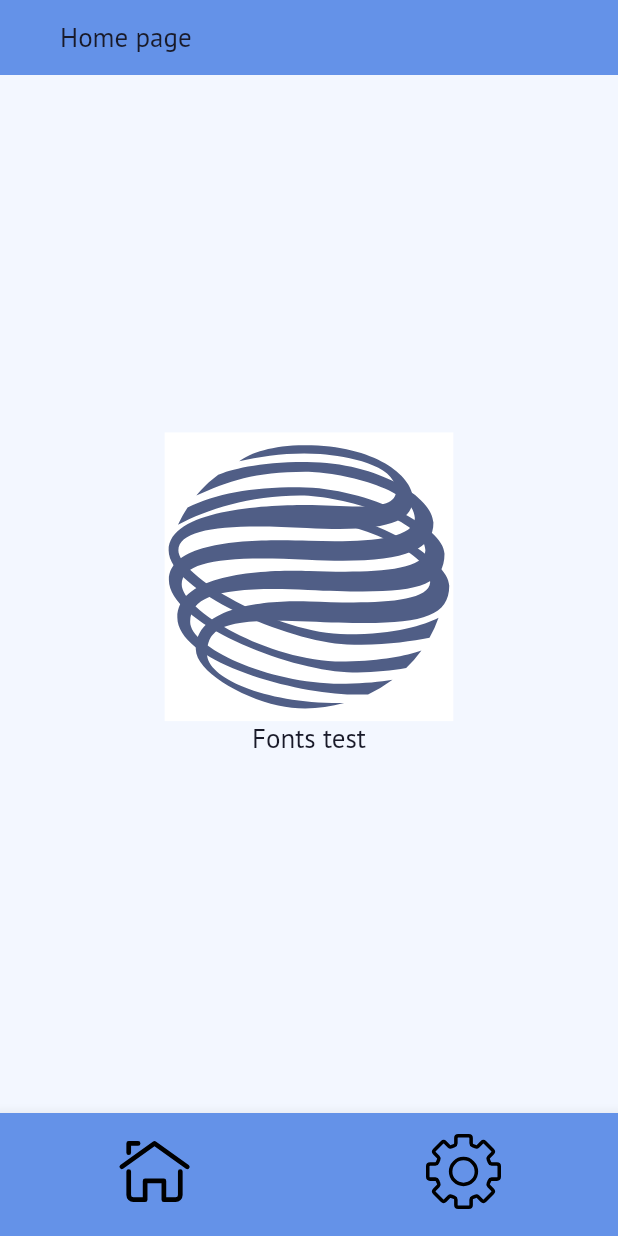
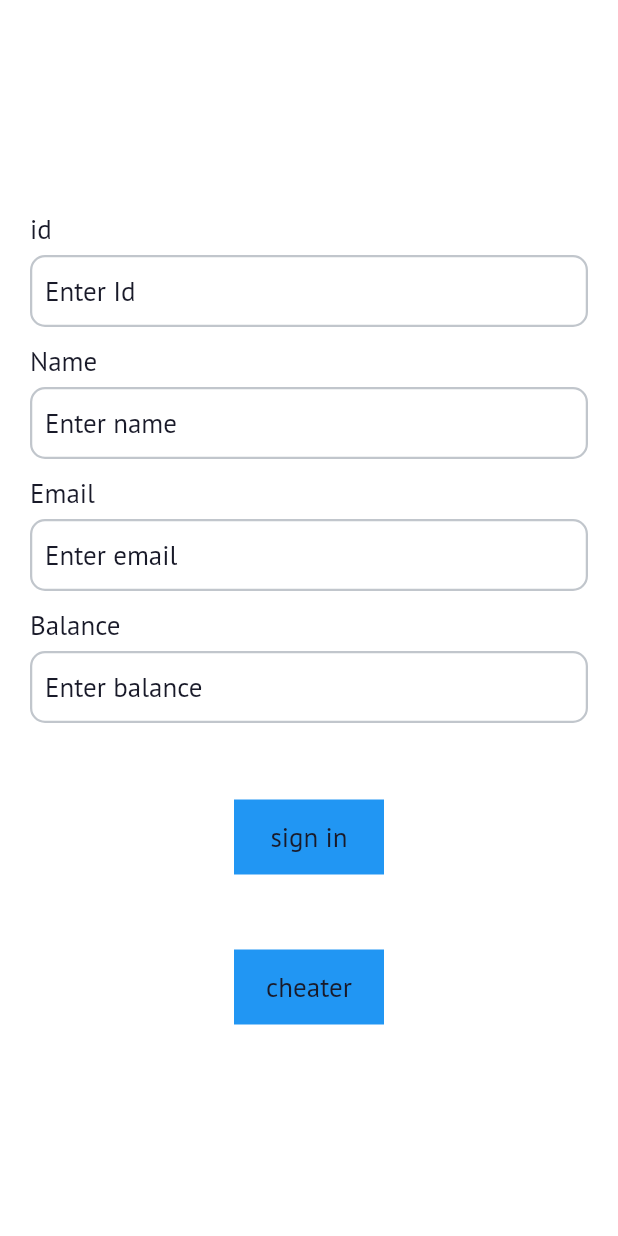
Before and after one commit to govorun8/blocnod_smart_contracts_ui, a Flutter app: the screen it shows after launch, on a phone screen of 412 x 824 dp. Run offline on Flutter 3.47's test engine with Material 2 defaults, Android fonts, the light colour scheme and no system bars; our stand-ins replace dio, equatable, flutter_bloc, flutter_svg, freezed_annotation, get_it and 2 more.

Commit message:
add locale changer and sign in page

```diff
--- a/lib/l10n/intl_en.arb
+++ b/lib/l10n/intl_en.arb
@@ -40,5 +40,16 @@
     "payment_after": "Payment after delivery",
     "prepayment_amount": "Prepayment amount",
     "hint_prepayment_amount": "Enter prepayment amount",
-    "conract_confirmation": "Contract confirmation"
+    "conract_confirmation": "Contract confirmation",
+    "id": "Id",
+    "id_hint": "Enter Id",
+    "name": "Name",
+    "name_hint": "Enter name",
+    "email": "Email",
+    "email_hint": "Enter email",
+    "balance": "Balance",
+    "balance_hint": "Enter balance",
+    "ru": "Russian",
+    "en": "English",
+    "select_language": "Select language"
 }
--- a/lib/l10n/intl_ru.arb
+++ b/lib/l10n/intl_ru.arb
@@ -40,5 +40,16 @@
     "payment_after": "Оплата по факту",
     "prepayment_amount": "Размер предоплаты",
     "hint_prepayment_amount": "Введите размер предоплаты",
-    "conract_confirmation": "Подтверждение контракта"
+    "conract_confirmation": "Подтверждение контракта",
+    "id": "Id",
+    "id_hint": "Введите Id",
+    "name": "Имя",
+    "name_hint": "Введите имя",
+    "email": "Почта",
+    "email_hint": "Введите почту",
+    "balance": "Баланс",
+    "balance_hint": "Введите баланс",
+    "ru": "Русский",
+    "en": "Английский",
+    "select_language": "Выберите язык"
 }
--- a/lib/main.dart
+++ b/lib/main.dart
@@ -1,8 +1,11 @@
 import 'package:blocnod_smart_contracts_ui/custom_theme.dart';
 import 'package:blocnod_smart_contracts_ui/generated/l10n.dart';
 import 'package:blocnod_smart_contracts_ui/utilities/controllers/initialization_controller.dart';
+import 'package:blocnod_smart_contracts_ui/utilities/helpers/locale_changer.dart';
+import 'package:blocnod_smart_contracts_ui/utilities/injection_conf/injection.dart';
 import 'package:flutter/material.dart';
 import 'package:flutter/services.dart';
+import 'package:flutter_localizations/flutter_localizations.dart';
 
 void main() {
   InitializationController().init();
@@ -17,6 +20,18 @@ class MainApp extends StatefulWidget {
 }
 
 class MainAppState extends State<MainApp> {
+  late Locale? currentLocale;
+  ValueNotifier<Locale?> localeVL = getIt<LocaleChanger>().locale;
+  @override
+  void initState() {
+    localeVL.addListener(() {
+      setState(() {
+        currentLocale = localeVL.value;
+      });
+    });
+    super.initState();
+  }
+
   final router = InitializationController().initializeRouter();
 
   @override
@@ -29,8 +44,12 @@ class MainAppState extends State<MainApp> {
       title: 'Blocnod app',
       theme: CustomTheme.lightTheme,
       routerConfig: router,
+      locale: localeVL.value,
       localizationsDelegates: const [
         S.delegate,
+        GlobalMaterialLocalizations.delegate,
+        GlobalWidgetsLocalizations.delegate,
+        GlobalCupertinoLocalizations.delegate,
       ],
       supportedLocales: S.delegate.supportedLocales,
     );
--- a/lib/pages/auth_page/auth_page_cubit.dart
+++ b/lib/pages/auth_page/auth_page_cubit.dart
@@ -1,70 +1,86 @@
-// import 'package:blocnod_smart_contracts_ui/pages/auth_page/auth_page_state.dart';
-// import 'package:blocnod_smart_contracts_ui/utilities/controllers/authentification_controller.dart';
-// import 'package:blocnod_smart_contracts_ui/utilities/injection_conf/injection.dart';
-// import 'package:blocnod_smart_contracts_ui/utilities/models/enums.dart';
-// import 'package:flutter_bloc/flutter_bloc.dart';
+import 'package:blocnod_smart_contracts_ui/pages/auth_page/auth_page_state.dart';
+import 'package:blocnod_smart_contracts_ui/utilities/controllers/user_controller.dart';
+import 'package:blocnod_smart_contracts_ui/utilities/injection_conf/injection.dart';
+import 'package:blocnod_smart_contracts_ui/utilities/models/enums.dart';
+import 'package:flutter_bloc/flutter_bloc.dart';
 
-// class AuthPageCubit extends Cubit<AuthPageState> {
-//   AuthPageCubit()
-//       : super(AuthPageState.auth(
-//           email: '',
-//           password: '',
-//           isEmailValid: true,
-//           isPasswordValid: true,
-//         ));
+class AuthPageCubit extends Cubit<AuthPageState> {
+  AuthPageCubit() : super(AuthPageState.loading());
 
-//   final AuthentificationController _authentificationController =
-//       getIt<AuthentificationController>();
+  final UserController userController = getIt<UserController>();
 
-//   Future<void> init() async {
-//     emit(AuthPageState.inProgress());
-//     final tokenSingnInResult = await _authentificationController.trySignIn();
-//     if (tokenSingnInResult == AuthentificationStatus.authentificated) {
-//       emit(AuthPageState.finished(authentificationStatus: tokenSingnInResult));
-//     } else {
-//       emit(AuthPageState.error(authentificationStatus: tokenSingnInResult));
-//     }
+  Future<void> init() async {
+    emit(AuthPageState.inited());
+  }
 
-//     final storedCredentials =
-//         await _authentificationController.getStoredCredential();
+  Future<void> createNewUser(
+    String id,
+    String name,
+    String email,
+    String balance,
+  ) async {
+    final result = await userController.createNewUser(
+      id,
+      name,
+      balance,
+      email,
+    );
+    if (result == ResponseStatus.done) {
+      emit(AuthPageState.finished(status: result));
+    } else {
+      emit(AuthPageState.error());
+    }
+  }
 
-//     emit(AuthPageState.auth(
-//       email: storedCredentials,
-//       password: '',
-//       isEmailValid: true,
-//       isPasswordValid: true,
-//     ));
-//   }
+  Future<void> idChanged(String id) async {
+    state.maybeMap(
+      inited: (value) {
+        emit(AuthPageState.inited(
+            id: id,
+            name: value.name,
+            email: value.email,
+            balance: value.balance));
+      },
+      orElse: () {},
+    );
+  }
 
-//   Future<void> validateEmail(String email) async {
-//     state.maybeMap(
-//         auth: (value) {
-//           bool isEmailValid = true;
-// //TODO email validation
+  Future<void> nameChanged(String name) async {
+    state.maybeMap(
+      inited: (value) {
+        emit(AuthPageState.inited(
+            id: value.id,
+            name: name,
+            email: value.email,
+            balance: value.balance));
+      },
+      orElse: () {},
+    );
+  }
 
-//           emit(AuthPageState.auth(
-//             email: email,
-//             password: value.password,
-//             isEmailValid: isEmailValid,
-//             isPasswordValid: value.isPasswordValid,
-//           ));
-//         },
-//         orElse: () => ());
-//   }
+  Future<void> emailChanged(String email) async {
+    state.maybeMap(
+      inited: (value) {
+        emit(AuthPageState.inited(
+            id: value.id,
+            name: value.name,
+            email: email,
+            balance: value.balance));
+      },
+      orElse: () {},
+    );
+  }
 
-//   Future<void> validatePassword(String password) async {
-//     state.maybeMap(
-//         auth: (value) {
-//           bool isPasswordValid = true;
-// //TODO password validation
-
-//           emit(AuthPageState.auth(
-//             email: value.email,
-//             password: password,
-//             isEmailValid: value.isEmailValid,
-//             isPasswordValid: isPasswordValid,
-//           ));
-//         },
-//         orElse: () => ());
-//   }
-// }
+  Future<void> balanceChanged(String balance) async {
+    state.maybeMap(
+      inited: (value) {
+        emit(AuthPageState.inited(
+            id: value.id,
+            name: value.name,
+            email: value.email,
+            balance: balance));
+      },
+      orElse: () {},
+    );
+  }
+}
--- a/lib/pages/auth_page/auth_page_state.dart
+++ b/lib/pages/auth_page/auth_page_state.dart
@@ -1,27 +1,21 @@
-// import 'package:blocnod_smart_contracts_ui/utilities/models/enums.dart';
-// import 'package:freezed_annotation/freezed_annotation.dart';
+import 'package:blocnod_smart_contracts_ui/utilities/models/enums.dart';
+import 'package:freezed_annotation/freezed_annotation.dart';
 
-// part 'auth_page_state.freezed.dart';
+part 'auth_page_state.freezed.dart';
 
-// @freezed
-// class AuthPageState with _$AuthPageState {
-//   factory AuthPageState.auth({
-//     required String email,
-//     required String password,
-//     required bool isEmailValid,
-//     required bool isPasswordValid,
-//     AuthentificationStatus? authentificationStatus,
-//   }) = _AuthPageStateAuth;
+@freezed
+class AuthPageState with _$AuthPageState {
+  factory AuthPageState.loading() = _AuthPageStateLoading;
+  factory AuthPageState.inited({
+    String? id,
+    String? name,
+    String? email,
+    String? balance,
+  }) = _AuthPageStateInited;
 
-//   factory AuthPageState.inProgress({
-//     AuthentificationStatus? authentificationStatus,
-//   }) = _AuthPageStateInProgress;
+  factory AuthPageState.finished({
+    required ResponseStatus status,
+  }) = _AuthPageStateFinished;
 
-//   factory AuthPageState.finished({
-//     required AuthentificationStatus authentificationStatus,
-//   }) = _AuthPageStateFinished;
-
-//   factory AuthPageState.error({
-//     required AuthentificationStatus authentificationStatus,
-//   }) = _AuthPageStateError;
-// }
+  factory AuthPageState.error() = _AuthPageStateError;
+}
--- a/lib/pages/auth_page/auth_page_view.dart
+++ b/lib/pages/auth_page/auth_page_view.dart
@@ -1,45 +1,166 @@
-// import 'package:blocnod_smart_contracts_ui/generated/l10n.dart';
-// import 'package:blocnod_smart_contracts_ui/pages/auth_page/auth_page_cubit.dart';
-// import 'package:blocnod_smart_contracts_ui/utilities/injection_conf/injection.dart';
-// import 'package:flutter/material.dart';
-// import 'package:flutter_bloc/flutter_bloc.dart';
+import 'package:blocnod_smart_contracts_ui/components/custom_text_field.dart';
+import 'package:blocnod_smart_contracts_ui/generated/l10n.dart';
+import 'package:blocnod_smart_contracts_ui/pages/auth_page/auth_page_cubit.dart';
+import 'package:blocnod_smart_contracts_ui/pages/auth_page/auth_page_state.dart';
+import 'package:blocnod_smart_contracts_ui/utilities/injection_conf/injection.dart';
+import 'package:flutter/material.dart';
+import 'package:flutter_bloc/flutter_bloc.dart';
+import 'package:go_router/go_router.dart';
 
-// class AuthPageView extends StatefulWidget {
-//   const AuthPageView({super.key});
+class AuthPageView extends StatefulWidget {
+  const AuthPageView({super.key});
 
-//   @override
-//   State<AuthPageView> createState() => AuthPageViewState();
-// }
+  @override
+  State<AuthPageView> createState() => AuthPageViewState();
+}
 
-// class AuthPageViewState extends State<AuthPageView> {
-//   final _cubit = AuthPageCubit();
+class AuthPageViewState extends State<AuthPageView> {
+  S translate = getIt<S>();
+  final _cubit = AuthPageCubit();
 
-//   @override
-//   Widget build(BuildContext context) {
-//     S translate = getIt<S>();
-//     ThemeData theme = Theme.of(context);
+  @override
+  Widget build(BuildContext context) {
+    ThemeData theme = Theme.of(context);
 
-//     return BlocProvider(
-//       create: (context) => _cubit..init(),
-//       child: Material(
-//         color: Colors.white,
-//         child: GestureDetector(
-//           onTap: () {},
-//           child: Center(
-//             child: Container(
-//               width: 100,
-//               height: 50,
-//               color: Colors.blue,
-//               child: Center(
-//                 child: Text(
-//                   translate.sign_in,
-//                   style: theme.textTheme.bodyMedium,
-//                 ),
-//               ),
-//             ),
-//           ),
-//         ),
-//       ),
-//     );
-//   }
-// }
+    return BlocProvider(
+      create: (context) => _cubit..init(),
+      child: Material(
+        color: Colors.white,
+        child: BlocBuilder<AuthPageCubit, AuthPageState>(
+          builder: (context, state) {
+            return state.maybeMap(
+              inited: (value) {
+                return buildTextFields(
+                  theme,
+                  value.id,
+                  value.name,
+                  value.email,
+                  value.balance,
+                );
+              },
+              finished: (value) {
+                GoRouter.of(context).go('/');
+                return const SizedBox.shrink();
+              },
+              error: (value) {
+                return Text(
+                  'error',
+                  style: theme.textTheme.bodyLarge?.copyWith(
+                    color: Colors.red,
+                  ),
+                );
+              },
+              orElse: () => const SizedBox.shrink(),
+            );
+          },
+        ),
+      ),
+    );
+  }
+
+  Widget buildTextFields(
+    ThemeData theme,
+    String? id,
+    String? name,
+    String? email,
+    String? balance,
+  ) {
+    return Padding(
+      padding: const EdgeInsets.symmetric(horizontal: 20),
+      child: Column(
+        crossAxisAlignment: CrossAxisAlignment.center,
+        mainAxisAlignment: MainAxisAlignment.center,
+        children: [
+          CustomTextField(
+            title: 'id',
+            hint: translate.id_hint,
+            text: id,
+            onChanged: (value) {
+              _cubit.idChanged(value);
+            },
+          ),
+          const SizedBox(
+            height: 10,
+          ),
+          CustomTextField(
+            title: translate.name,
+            hint: translate.name_hint,
+            text: name,
+            onChanged: (value) {
+              _cubit.nameChanged(value);
+            },
+          ),
+          const SizedBox(
+            height: 10,
+          ),
+          CustomTextField(
+            title: translate.email,
+            hint: translate.email_hint,
+            text: email,
+            onChanged: (value) {
+              _cubit.emailChanged(value);
+            },
+          ),
+          const SizedBox(
+            height: 10,
+          ),
+          CustomTextField(
+            title: translate.balance,
+            hint: translate.balance_hint,
+            text: balance,
+            onChanged: (value) {
+              _cubit.balanceChanged(value);
+            },
+          ),
+          const SizedBox(
+            height: 50,
+          ),
+          GestureDetector(
+            onTap: () {
+              if (id != null &&
+                  name != null &&
+                  email != null &&
+                  balance != null) {
+                _cubit.createNewUser(id, name, email, balance);
+              }
+            },
+            child: Center(
+              child: Container(
+                width: 100,
+                height: 50,
+                color: Colors.blue,
+                child: Center(
+                  child: Text(
+                    translate.sign_in,
+                    style: theme.textTheme.bodyMedium,
+                  ),
+                ),
+              ),
+            ),
+          ),
+          const SizedBox(
+            height: 50,
+          ),
+          GestureDetector(
+            onTap: () {
+              GoRouter.of(context).go('/');
+            },
+            child: Center(
+              child: Container(
+                width: 100,
+                height: 50,
+                color: Colors.blue,
+                child: Center(
+                  child: Text(
+                    'cheater',
+                    style: theme.textTheme.bodyMedium,
+                  ),
+                ),
+              ),
+            ),
+          ),
+        ],
+      ),
+    );
+  }
+}
--- a/lib/pages/home_page/home_page_state.dart
+++ b/lib/pages/home_page/home_page_state.dart
@@ -9,6 +9,8 @@ class HomePageState with _$HomePageState {
 
   factory HomePageState.inited({
     required List<SmartContract> contractsList,
+    required List<String> languageList,
+    required String selectedLanguage,
   }) = _HomePageStateInited;
 
   factory HomePageState.finished() = _HomePageStateFinished;
--- a/lib/utilities/controllers/initialization_controller.dart
+++ b/lib/utilities/controllers/initialization_controller.dart
@@ -1,10 +1,14 @@
+import 'package:blocnod_smart_contracts_ui/pages/auth_page/auth_page_view.dart';
 import 'package:blocnod_smart_contracts_ui/pages/home_page/home_page_view.dart';
 import 'package:blocnod_smart_contracts_ui/pages/main_nav_bar.dart';
 import 'package:blocnod_smart_contracts_ui/pages/money_page/money_page.dart';
 import 'package:blocnod_smart_contracts_ui/pages/money_page/smart_contract_creation/smart_contract_creation_view.dart';
 import 'package:blocnod_smart_contracts_ui/utilities/controllers/contracts_controller.dart';
+import 'package:blocnod_smart_contracts_ui/utilities/controllers/user_controller.dart';
+import 'package:blocnod_smart_contracts_ui/utilities/helpers/locale_changer.dart';
 import 'package:blocnod_smart_contracts_ui/utilities/injection_conf/injection.dart';
 import 'package:blocnod_smart_contracts_ui/utilities/repositories/contracts_repository.dart';
+import 'package:blocnod_smart_contracts_ui/utilities/repositories/user_repository.dart';
 import 'package:flutter/material.dart';
 import 'package:go_router/go_router.dart';
 import 'package:intl/date_symbol_data_local.dart';
@@ -19,11 +23,14 @@ class InitializationController {
     initializeDateFormatting();
     getIt<ContractsRepository>().init();
     getIt<ContractsController>().init();
+    getIt<UserRepository>().init();
+    getIt<UserController>().init();
+    getIt<LocaleChanger>().init();
   }
 
   GoRouter initializeRouter() {
     return GoRouter(
-      initialLocation: '/',
+      initialLocation: '/login',
       navigatorKey: _rootNavigatorKey,
       routes: <RouteBase>[
         ShellRoute(
@@ -61,6 +68,12 @@ class InitializationController {
             ),
           ],
         ),
+        GoRoute(
+          path: '/login',
+          builder: (context, state) {
+            return const AuthPageView();
+          },
+        )
       ],
     );
   }
--- /dev/null
+++ b/lib/utilities/controllers/user_controller.dart
@@ -0,0 +1,22 @@
+import 'package:blocnod_smart_contracts_ui/utilities/injection_conf/injection.dart';
+import 'package:blocnod_smart_contracts_ui/utilities/models/enums.dart';
+import 'package:blocnod_smart_contracts_ui/utilities/repositories/user_repository.dart';
+import 'package:injectable/injectable.dart';
+
+@singleton
+class UserController {
+  late final UserRepository userRepository;
+
+  void init() {
+    userRepository = getIt<UserRepository>();
+  }
+
+  Future<ResponseStatus> createNewUser(
+      String id, String name, String balance, String email) async {
+    double numBalance = double.parse(balance);
+
+    final result =
+        await userRepository.createNewUser(id, name, email, numBalance);
+    return result;
+  }
+}
--- /dev/null
+++ b/lib/utilities/helpers/locale_changer.dart
@@ -0,0 +1,19 @@
+import 'package:flutter/material.dart';
+import 'package:injectable/injectable.dart';
+import 'package:intl/intl.dart';
+
+@singleton
+class LocaleChanger {
+  final ValueNotifier<Locale?> localeVL = ValueNotifier<Locale?>(null);
+
+  ValueNotifier<Locale?> get locale => localeVL;
+
+  set changeLocale(String localeTag) {
+    localeVL.value = Locale(localeTag);
+  }
+
+  void init() {
+    final curentLocale = Intl.getCurrentLocale();
+    localeVL.value = Locale(curentLocale);
+  }
+}
--- /dev/null
+++ b/lib/utilities/repositories/user_repository.dart
@@ -0,0 +1,41 @@
+import 'dart:developer';
+
+import 'package:blocnod_smart_contracts_ui/utilities/injection_conf/injection.dart';
+import 'package:blocnod_smart_contracts_ui/utilities/models/enums.dart';
+import 'package:blocnod_smart_contracts_ui/utilities/models/user/user_model.dart';
+import 'package:dio/dio.dart';
+import 'package:injectable/injectable.dart';
+
+@singleton
+class UserRepository {
+  late final Dio _dio;
+
+  void init() {
+    _dio = getIt<Dio>();
+  }
+
+  Future<ResponseStatus> createNewUser(
+    String id,
+    String name,
+    String email,
+    double balance,
+  ) async {
+    try {
+      final response = await _dio.post('/user',
+          data: User(
+            id: id,
+            name: name,
+            balance: balance,
+            email: email,
+          ).toJson());
+      if (response.statusCode == 200) {
+        return ResponseStatus.done;
+      } else {
+        return ResponseStatus.failed;
+      }
+    } on DioException catch (e) {
+      log(e.message ?? 'createNewUser');
+      return ResponseStatus.failed;
+    }
+  }
+}
--- a/pubspec.yaml
+++ b/pubspec.yaml
@@ -8,6 +8,8 @@ environment:
 
 dependencies:
   flutter:
+    sdk: flutter
+  flutter_localizations:
     sdk: flutter
   intl: ^0.18.0
   injectable: ^2.3.0
```
Also changed, not shown: lib/pages/home_page/home_page_cubit.dart (+47 -1 lines), lib/pages/home_page/home_page_view.dart (+29 -1 lines), lib/utilities/controllers/authentification_controller.dart (deleted, +0 -13 lines), lib/generated/intl/messages_en.dart, lib/generated/intl/messages_ru.dart, lib/generated/l10n.dart, lib/pages/auth_page/auth_page_state.freezed.dart (added), lib/pages/home_page/home_page_state.freezed.dart, lib/utilities/injection_conf/injection.config.dart, pubspec.lock.
